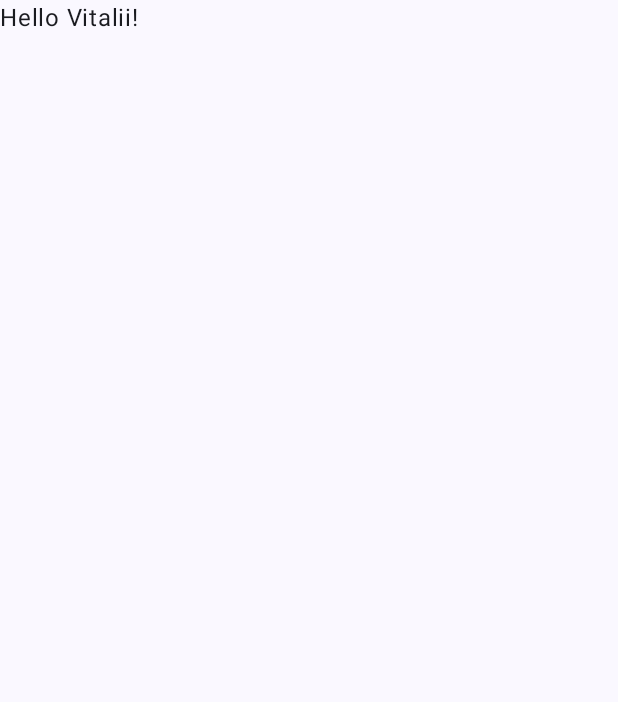
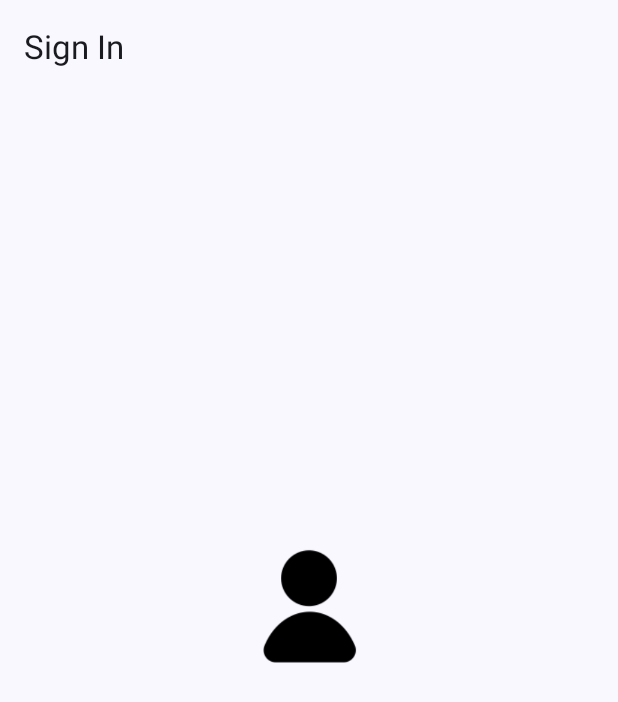
Before and after one commit to XomsEdu/IPZ_CW_1_2_Vakhrameiev_Bogdan, an Android app built with Jetpack Compose: the screen it shows after launch (MainActivity), on a phone screen of 412 x 824 dp. Before the commit the part shown is almost empty. Shown: the top 702 px of the screen. Run offline under Robolectric (Android 15) with nearby library versions, the phone set to English and light mode, and no system bars.

Commit message:
Added icon and composable function

```diff
--- a/app/src/main/java/ua/edu/lntu/cw_1_2/MainActivity.kt
+++ b/app/src/main/java/ua/edu/lntu/cw_1_2/MainActivity.kt
@@ -1,15 +1,20 @@
 package ua.edu.lntu.cw_1_2
 
+import android.annotation.SuppressLint
 import android.os.Bundle
 import androidx.activity.ComponentActivity
 import androidx.activity.compose.setContent
-import androidx.compose.foundation.layout.fillMaxSize
-import androidx.compose.material3.MaterialTheme
-import androidx.compose.material3.Surface
-import androidx.compose.material3.Text
+import androidx.compose.foundation.Image
+import androidx.compose.foundation.layout.*
+import androidx.compose.foundation.layout.Column
+import androidx.compose.material3.*
 import androidx.compose.runtime.Composable
+import androidx.compose.ui.Alignment
 import androidx.compose.ui.Modifier
+import androidx.compose.ui.graphics.Color
+import androidx.compose.ui.res.painterResource
 import androidx.compose.ui.tooling.preview.Preview
+import androidx.compose.ui.unit.dp
 import ua.edu.lntu.cw_1_2.ui.theme.VakhrameievBVTheme
 
 class MainActivity : ComponentActivity() {
@@ -17,30 +22,50 @@ class MainActivity : ComponentActivity() {
         super.onCreate(savedInstanceState)
         setContent {
             VakhrameievBVTheme {
-                // A surface container using the 'background' color from the theme
                 Surface(
-                    modifier = Modifier.fillMaxSize(),
                     color = MaterialTheme.colorScheme.background
                 ) {
-                    Greeting("Vitalii")
+                    SignInScreen()
                 }
             }
         }
     }
 }
 
+@SuppressLint("UnusedMaterial3ScaffoldPaddingParameter")
 @Composable
-fun Greeting(name: String, modifier: Modifier = Modifier) {
-    Text(
-        text = "Hello $name!",
-        modifier = modifier
-    )
+fun SignInScreen() {
+    Scaffold(
+        topBar = {
+            TopAppBar(
+                title = { Text("Sign In") },
+
+            )
+        }
+    ) {
+        Column(
+            modifier = Modifier
+                .fillMaxSize()
+                .padding(horizontal = 16.dp),
+            verticalArrangement = Arrangement.Center,
+            horizontalAlignment = Alignment.CenterHorizontally
+        ) {
+
+            Image(
+                painter = painterResource(id = R.drawable.Icon),
+                contentDescription = null,
+                modifier = Modifier.size(120.dp)
+            )
+            Spacer(modifier = Modifier.height(16.dp))
+
+        }
+    }
 }
 
 @Preview(showBackground = true)
 @Composable
-fun GreetingPreview() {
+fun SignInScreenPreview() {
     VakhrameievBVTheme {
-        Greeting("Vitalii")
+        SignInScreen()
     }
 }
```
Also changed, not shown: app/src/main/res/drawable/Icon.png (added).
